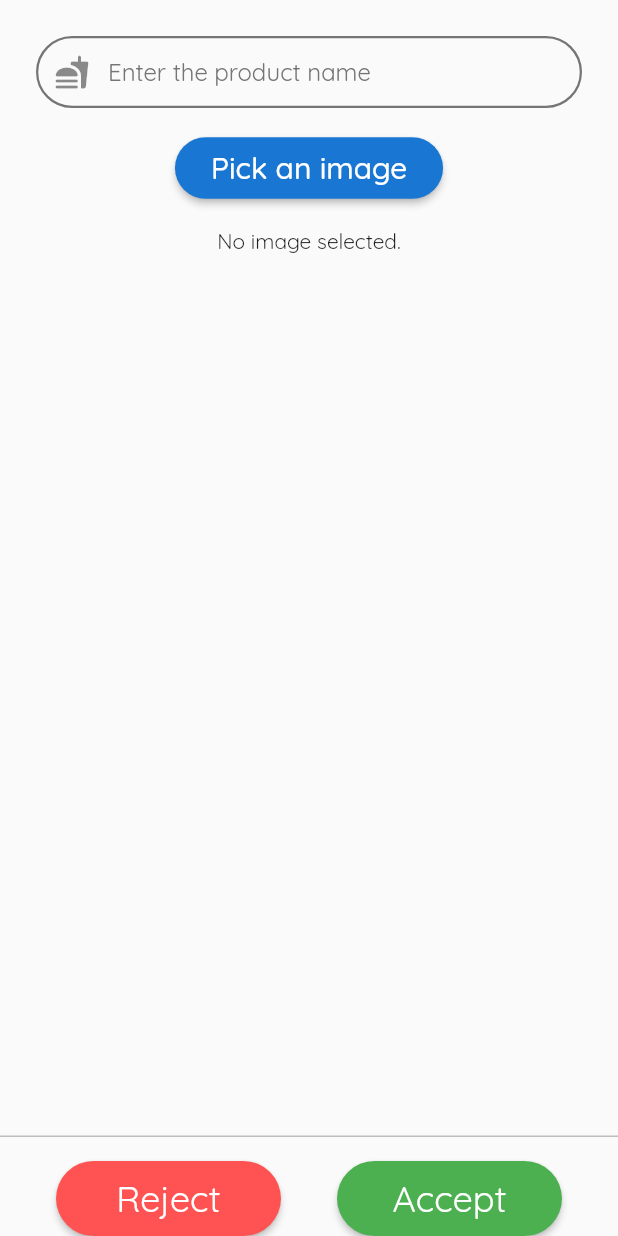
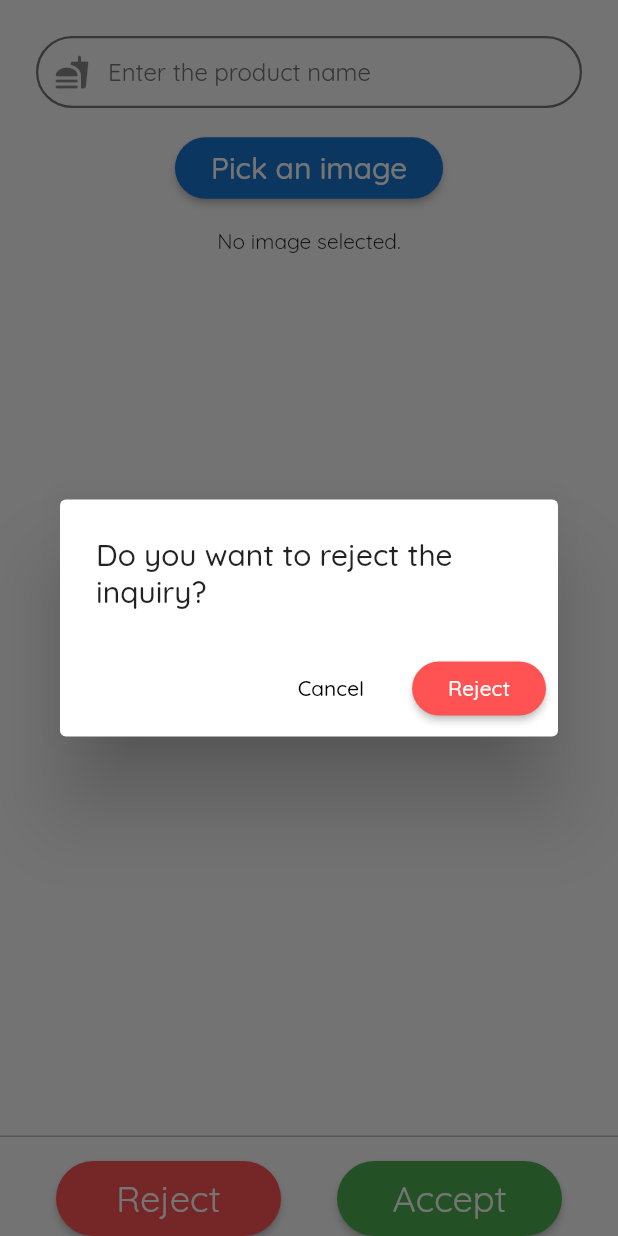
Before and after one commit to macSro/EatWell-Reviewer, a Flutter app: the InquiryForm widget shown alone on an empty page, opened directly with empty values, after a tap on "Reject", on a phone screen of 412 x 824 dp. Run offline on Flutter 3.47's test engine with Material 2 defaults, Android fonts, the phone set to English and light mode, and no system bars; our stand-ins replace bloc, cloud_firestore, double_back_to_close_app, equatable, firebase_auth, firebase_core and 4 more; missing offline and left inert: keyboard_avoider, loading; accounts and stored records are empty.

Commit message:
finished app

```diff
--- a/lib/bloc/inquiries/inquiries_event.dart
+++ b/lib/bloc/inquiries/inquiries_event.dart
@@ -18,3 +18,13 @@ class UpdateInquiries extends InquiriesEvent {
   @override
   List<Object> get props => [currentInquiries];
 }
+
+class DeleteResolved extends InquiriesEvent {
+  final List<Inquiry> currentInquiries;
+  final String inquiryId;
+
+  DeleteResolved({@required this.currentInquiries, @required this.inquiryId});
+
+  @override
+  List<Object> get props => [inquiryId];
+}
--- a/lib/bloc/inquiries/inquiries_state.dart
+++ b/lib/bloc/inquiries/inquiries_state.dart
@@ -19,7 +19,7 @@ class InquiriesLoading extends InquiriesState {
 class InquiriesFetched extends InquiriesState {
   final List<Inquiry> inquiries;
 
-  InquiriesFetched({this.inquiries});
+  InquiriesFetched({@required this.inquiries});
 
   @override
   List<Object> get props => [inquiries];
--- a/lib/bloc/inquiry/inquiry_event.dart
+++ b/lib/bloc/inquiry/inquiry_event.dart
@@ -1,5 +1,6 @@
+import 'dart:io';
+
 import 'package:eat_well_review/models/inquiry.dart';
-import 'package:eat_well_review/models/product.dart';
 import 'package:equatable/equatable.dart';
 import 'package:flutter/foundation.dart';
 
@@ -17,12 +18,13 @@ class SelectInquiry extends InquiryEvent {
 
 class AcceptInquiry extends InquiryEvent {
   final String inquiryId;
-  final Product product;
+  final String productName;
+  final File file;
 
-  AcceptInquiry({this.inquiryId, this.product});
+  AcceptInquiry({@required this.inquiryId, @required this.productName, this.file});
 
   @override
-  List<Object> get props => [inquiryId, product];
+  List<Object> get props => [inquiryId, productName];
 }
 
 class RejectInquiry extends InquiryEvent {
--- a/lib/bloc/inquiry/inquiry_state.dart
+++ b/lib/bloc/inquiry/inquiry_state.dart
@@ -26,8 +26,9 @@ class InquirySelected extends InquiryState {
 
 class InquiryResolved extends InquiryState {
   final bool successful;
+  final String inquiryId;
 
-  InquiryResolved({@required this.successful});
+  InquiryResolved({@required this.successful, @required this.inquiryId});
 
   @override
   List<Object> get props => [];
--- a/lib/constants.dart
+++ b/lib/constants.dart
@@ -9,6 +9,7 @@ const kErrorOccurredMessage = 'An error occurred.';
 const kUserRegisterFailedMessage = 'Registration failed.';
 const kUserAuthenticationFailedMessage = 'Authentication failed.';
 const kSignOutFailedMessage = 'Sign out failed.';
+const kInquiryResolveFailed = 'Inquiry resolving failed.';
 
 //COLOR PALETTE
 const kPrimaryColor = Color(0xFF2196F3);
@@ -18,3 +19,7 @@ const kAccentColor = Color(0xFFFFC107);
 const kTextColorPrimary = Color(0xFF212121);
 const kTextColorSecondary = Color(0xFF757575);
 const kDividerColor = Color(0xFFBDBDBD);
+
+//PATHS
+const kIngredientImageUrlBasePath =
+    'https://spoonacular.com/cdn/ingredients_100x100/';
--- a/lib/widgets/misc/bloc_wrapper.dart
+++ b/lib/widgets/misc/bloc_wrapper.dart
@@ -6,6 +6,7 @@ import 'package:eat_well_review/bloc/user/user_event.dart';
 import 'package:eat_well_review/repositories/inquiries_repository.dart';
 import 'package:eat_well_review/repositories/inquiry_repository.dart';
 import 'package:eat_well_review/repositories/user_repository.dart';
+import 'package:firebase_storage/firebase_storage.dart';
 import 'package:flutter/material.dart';
 import 'package:flutter_bloc/flutter_bloc.dart';
 
@@ -17,11 +18,12 @@ class FireBlocWrapper extends StatelessWidget {
   @override
   Widget build(BuildContext context) {
     FirebaseFirestore firestore = FirebaseFirestore.instance;
+    FirebaseStorage storage = FirebaseStorage.instance;
     UserRepository userRepository = UserRepository(firestore: firestore);
     InquiriesRepository inquiriesRepository =
         InquiriesRepository(firestore: firestore);
     InquiryRepository inquiryRepository =
-        InquiryRepository(firestore: firestore);
+        InquiryRepository(firestore: firestore, storage: storage);
 
     return MultiBlocProvider(
       providers: [
--- a/lib/widgets/screens/inquiry/inquiry_form.dart
+++ b/lib/widgets/screens/inquiry/inquiry_form.dart
@@ -107,9 +107,11 @@ class _InquiryFormState extends State<InquiryForm> {
                                       Container(
                                         decoration: BoxDecoration(
                                           border: Border.all(
-                                              color: kPrimaryColorLight),
+                                            color: kPrimaryColorLight,
+                                            width: 3,
+                                          ),
                                           borderRadius:
-                                              BorderRadius.circular(16),
+                                              BorderRadius.circular(19),
                                         ),
                                         child: ClipRRect(
                                           borderRadius:
@@ -160,8 +162,27 @@ class _InquiryFormState extends State<InquiryForm> {
                       .headline5
                       .copyWith(color: Colors.white),
                 ),
-                onPressed: () => BlocProvider.of<InquiryBloc>(context).add(
-                  RejectInquiry(inquiryId: widget.inquiryId),
+                onPressed: () => showDialog(
+                  context: context,
+                  child: AlertDialog(
+                    title: Text('Do you want to reject the inquiry?'),
+                    actions: [
+                      FlatButton(
+                        onPressed: () => Navigator.pop(context),
+                        child: Text('Cancel'),
+                      ),
+                      RaisedButton(
+                        onPressed: () {
+                          Navigator.pop(context);
+                          BlocProvider.of<InquiryBloc>(context).add(
+                            RejectInquiry(inquiryId: widget.inquiryId),
+                          );
+                        },
+                        child: Text('Reject'),
+                        color: Colors.redAccent,
+                      ),
+                    ],
+                  ),
                 ),
                 color: Colors.redAccent,
               ),
@@ -179,8 +200,31 @@ class _InquiryFormState extends State<InquiryForm> {
                 ),
                 onPressed: () {
                   if (_formKey.currentState.validate()) {
-                    BlocProvider.of<InquiryBloc>(context).add(
-                      AcceptInquiry(inquiryId: widget.inquiryId),
+                    showDialog(
+                      context: context,
+                      child: AlertDialog(
+                        title: Text('Do you want to accept the inquiry?'),
+                        actions: [
+                          FlatButton(
+                            onPressed: () => Navigator.pop(context),
+                            child: Text('Cancel'),
+                          ),
+                          RaisedButton(
+                            onPressed: () {
+                              Navigator.pop(context);
+                              BlocProvider.of<InquiryBloc>(context).add(
+                                AcceptInquiry(
+                                  inquiryId: widget.inquiryId,
+                                  productName: nameController.text,
+                                  file: image,
+                                ),
+                              );
+                            },
+                            child: Text('Accept'),
+                            color: Colors.green,
+                          ),
+                        ],
+                      ),
                     );
                   }
                 },
--- a/lib/widgets/screens/login/login_form.dart
+++ b/lib/widgets/screens/login/login_form.dart
@@ -147,7 +147,7 @@ class _LoginFormState extends State<LoginForm> {
     if (_formKey.currentState.validate()) {
       BlocProvider.of<UserBloc>(context).add(
         SignIn(
-          email: emailController.text,
+          email: emailController.text.toLowerCase(),
           password: passwordController.text,
         ),
       );
--- a/pubspec.yaml
+++ b/pubspec.yaml
@@ -29,6 +29,7 @@ dependencies:
   firebase_core: ^0.5.0+1
   cloud_firestore: ^0.14.1+3
   firebase_auth: ^0.18.1+2
+  firebase_storage: ^5.2.0
   keyboard_avoider: ^0.1.2
   flutter_svg: ^0.19.0
   double_back_to_close_app: ^1.2.0
```
Also changed, not shown: lib/bloc/inquiries/inquiries_bloc.dart (+21 -4 lines), lib/bloc/inquiry/inquiry_bloc.dart (+14 -7 lines), lib/repositories/inquiry_repository.dart (+31 -4 lines), lib/tools.dart (+2 -38 lines), lib/widgets/screens/inquiries/inquiries_screen.dart (+17 -4 lines), lib/widgets/screens/inquiries/inquiry_list_item.dart (+3 -7 lines), lib/widgets/screens/inquiry/inquiry_screen.dart (+13 -4 lines), pubspec.lock, 1 other file.
